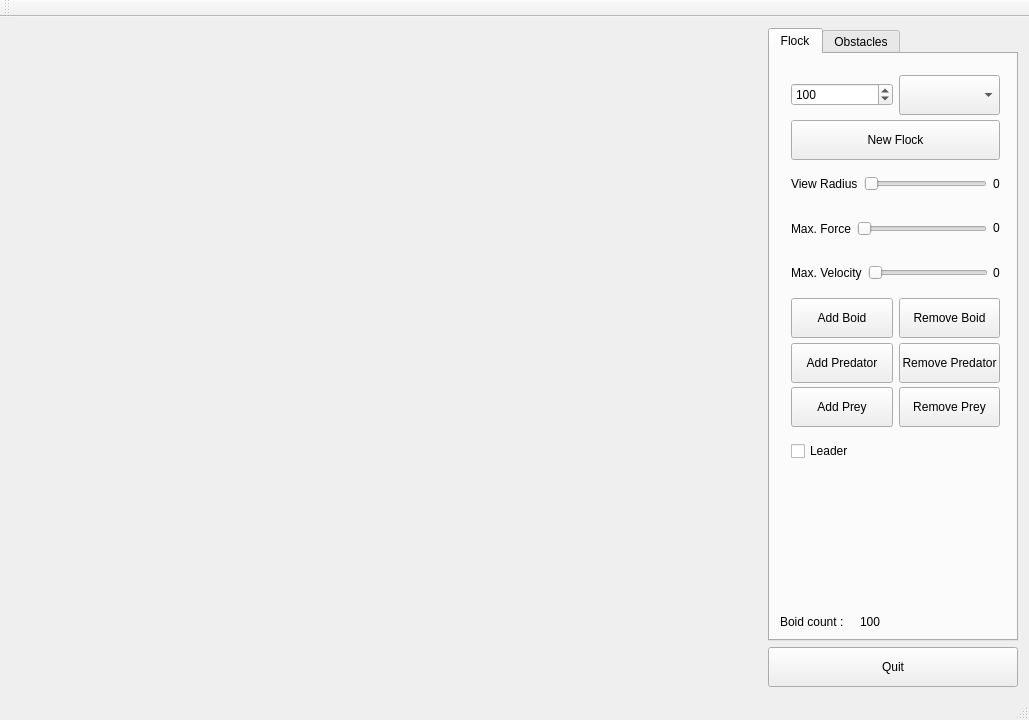
First picture: the form in ui/mainwindow.ui, repository d3fc0n1/ASE_Project-Flocking_System, before the edit.
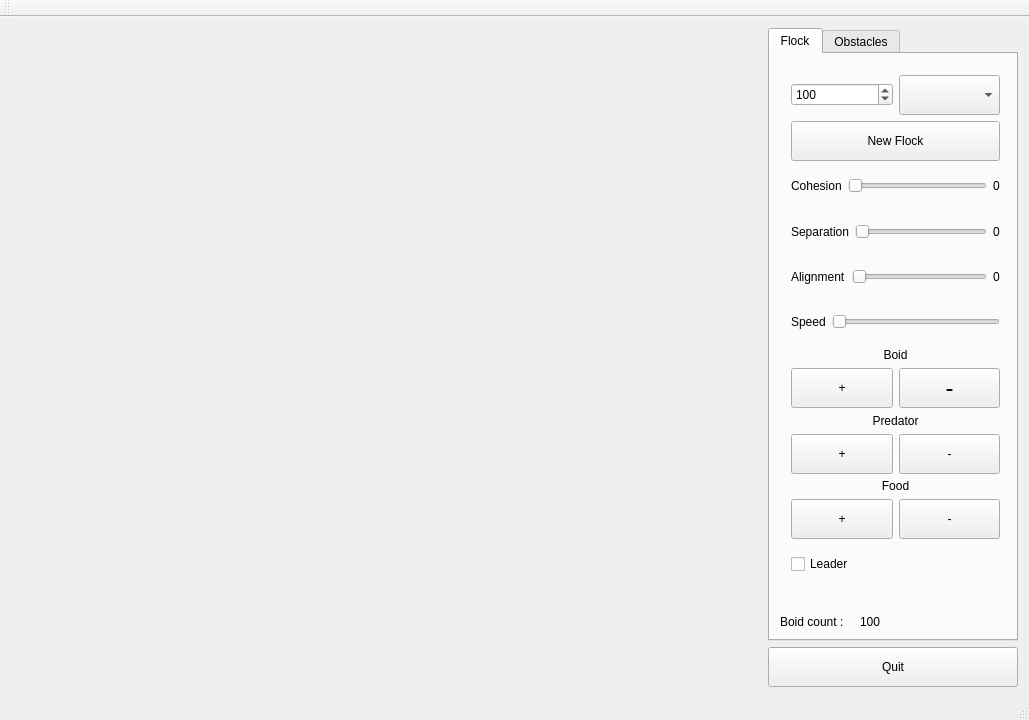
Second picture: the form after the edit.

Commit message: Added food pursuit and modified GUI buttons

What changed in the file:
```diff
--- a/ui/mainwindow.ui
+++ b/ui/mainwindow.ui
@@ -48,14 +48,24 @@
           <x>10</x>
           <y>10</y>
           <width>231</width>
-          <height>416</height>
+          <height>530</height>
          </rect>
         </property>
         <layout class="QGridLayout" name="gridLayout_3">
-         <item row="2" column="0" colspan="2">
-          <layout class="QHBoxLayout" name="horizontalLayout_3">
+         <item row="8" column="0" colspan="2">
+          <widget class="QLabel" name="label_8">
+           <property name="text">
+            <string>Predator</string>
+           </property>
+           <property name="alignment">
+            <set>Qt::AlignCenter</set>
+           </property>
+          </widget>
+         </item>
+         <item row="5" column="0" colspan="2">
+          <layout class="QHBoxLayout" name="horizontalLayout_5">
            <item>
-            <widget class="QLabel" name="label_3">
+            <widget class="QLabel" name="label_5">
              <property name="minimumSize">
               <size>
                <width>0</width>
@@ -63,12 +73,74 @@
               </size>
              </property>
              <property name="text">
-              <string>View Radius</string>
+              <string>Speed</string>
              </property>
             </widget>
            </item>
            <item>
-            <widget class="QSlider" name="m_viewRadius">
+            <widget class="QSlider" name="horizontalSlider">
+             <property name="minimumSize">
+              <size>
+               <width>0</width>
+               <height>40</height>
+              </size>
+             </property>
+             <property name="orientation">
+              <enum>Qt::Horizontal</enum>
+             </property>
+            </widget>
+           </item>
+          </layout>
+         </item>
+         <item row="15" column="0" colspan="2">
+          <widget class="QCheckBox" name="m_leader">
+           <property name="minimumSize">
+            <size>
+             <width>0</width>
+             <height>40</height>
+            </size>
+           </property>
+           <property name="text">
+            <string>Leader</string>
+           </property>
+          </widget>
+         </item>
+         <item row="1" column="0" colspan="2">
+          <widget class="QPushButton" name="m_newFlock">
+           <property name="minimumSize">
+            <size>
+             <width>0</width>
+             <height>40</height>
+            </size>
+           </property>
+           <property name="text">
+            <string>New Flock</string>
+           </property>
+          </widget>
+         </item>
+         <item row="4" column="0" colspan="2">
+          <layout class="QHBoxLayout" name="horizontalLayout">
+           <item>
+            <widget class="QLabel" name="label">
+             <property name="sizePolicy">
+              <sizepolicy hsizetype="Preferred" vsizetype="Fixed">
+               <horstretch>0</horstretch>
+               <verstretch>0</verstretch>
+              </sizepolicy>
+             </property>
+             <property name="minimumSize">
+              <size>
+               <width>0</width>
+               <height>40</height>
+              </size>
+             </property>
+             <property name="text">
+              <string>Alignment</string>
+             </property>
+            </widget>
+           </item>
+           <item>
+            <widget class="QSlider" name="m_velocity">
              <property name="minimumSize">
               <size>
                <width>120</width>
@@ -92,38 +164,6 @@
            </item>
           </layout>
          </item>
-         <item row="6" column="0">
-          <widget class="QPushButton" name="m_addBoid">
-           <property name="sizePolicy">
-            <sizepolicy hsizetype="Minimum" vsizetype="Preferred">
-             <horstretch>0</horstretch>
-             <verstretch>0</verstretch>
-            </sizepolicy>
-           </property>
-           <property name="minimumSize">
-            <size>
-             <width>0</width>
-             <height>40</height>
-            </size>
-           </property>
-           <property name="text">
-            <string>Add Boid</string>
-           </property>
-          </widget>
-         </item>
-         <item row="7" column="1">
-          <widget class="QPushButton" name="m_removePredator">
-           <property name="minimumSize">
-            <size>
-             <width>0</width>
-             <height>40</height>
-            </size>
-           </property>
-           <property name="text">
-            <string>Remove Predator</string>
-           </property>
-          </widget>
-         </item>
          <item row="0" column="0">
           <widget class="QSpinBox" name="m_newFlockBoidCount">
            <property name="minimumSize">
@@ -143,21 +183,36 @@
            </property>
           </widget>
          </item>
-         <item row="8" column="0">
-          <widget class="QPushButton" name="m_addPrey">
+         <item row="6" column="0" colspan="2">
+          <widget class="QLabel" name="label_7">
+           <property name="text">
+            <string>Boid</string>
+           </property>
+           <property name="alignment">
+            <set>Qt::AlignCenter</set>
+           </property>
+          </widget>
+         </item>
+         <item row="7" column="1">
+          <widget class="QPushButton" name="m_removeBoid">
            <property name="minimumSize">
             <size>
              <width>0</width>
              <height>40</height>
             </size>
            </property>
+           <property name="font">
+            <font>
+             <pointsize>18</pointsize>
+            </font>
+           </property>
            <property name="text">
-            <string>Add Prey</string>
+            <string>-</string>
            </property>
           </widget>
          </item>
-         <item row="8" column="1">
-          <widget class="QPushButton" name="pushButton">
+         <item row="11" column="0">
+          <widget class="QPushButton" name="m_addFood">
            <property name="minimumSize">
             <size>
              <width>0</width>
@@ -165,10 +220,117 @@
             </size>
            </property>
            <property name="text">
-            <string>Remove Prey</string>
+            <string>+</string>
            </property>
           </widget>
          </item>
+         <item row="9" column="1">
+          <widget class="QPushButton" name="m_removePredator">
+           <property name="minimumSize">
+            <size>
+             <width>0</width>
+             <height>40</height>
+            </size>
+           </property>
+           <property name="text">
+            <string>-</string>
+           </property>
+          </widget>
+         </item>
+         <item row="9" column="0">
+          <widget class="QPushButton" name="m_addPredator">
+           <property name="sizePolicy">
+            <sizepolicy hsizetype="Minimum" vsizetype="Fixed">
+             <horstretch>0</horstretch>
+             <verstretch>0</verstretch>
+            </sizepolicy>
+           </property>
+           <property name="minimumSize">
+            <size>
+             <width>0</width>
+             <height>40</height>
+            </size>
+           </property>
+           <property name="text">
+            <string>+</string>
+           </property>
+          </widget>
+         </item>
+         <item row="7" column="0">
+          <widget class="QPushButton" name="m_addBoid">
+           <property name="sizePolicy">
+            <sizepolicy hsizetype="Minimum" vsizetype="Preferred">
+             <horstretch>0</horstretch>
+             <verstretch>0</verstretch>
+            </sizepolicy>
+           </property>
+           <property name="minimumSize">
+            <size>
+             <width>0</width>
+             <height>40</height>
+            </size>
+           </property>
+           <property name="text">
+            <string>+</string>
+           </property>
+          </widget>
+         </item>
+         <item row="0" column="1">
+          <widget class="QComboBox" name="m_initialPosition">
+           <property name="sizePolicy">
+            <sizepolicy hsizetype="Minimum" vsizetype="Fixed">
+             <horstretch>0</horstretch>
+             <verstretch>0</verstretch>
+            </sizepolicy>
+           </property>
+           <property name="minimumSize">
+            <size>
+             <width>0</width>
+             <height>40</height>
+            </size>
+           </property>
+          </widget>
+         </item>
+         <item row="2" column="0" colspan="2">
+          <layout class="QHBoxLayout" name="horizontalLayout_3">
+           <item>
+            <widget class="QLabel" name="label_3">
+             <property name="minimumSize">
+              <size>
+               <width>0</width>
+               <height>40</height>
+              </size>
+             </property>
+             <property name="text">
+              <string>Cohesion</string>
+             </property>
+            </widget>
+           </item>
+           <item>
+            <widget class="QSlider" name="m_viewRadius">
+             <property name="minimumSize">
+              <size>
+               <width>120</width>
+               <height>40</height>
+              </size>
+             </property>
+             <property name="maximum">
+              <number>100</number>
+             </property>
+             <property name="orientation">
+              <enum>Qt::Horizontal</enum>
+             </property>
+            </widget>
+           </item>
+           <item>
+            <widget class="QLabel" name="viewRadiusLabel">
+             <property name="text">
+              <string>0</string>
+             </property>
+            </widget>
+           </item>
+          </layout>
+         </item>
          <item row="3" column="0" colspan="2">
           <layout class="QHBoxLayout" name="horizontalLayout_2">
            <item>
@@ -180,7 +342,7 @@
               </size>
              </property>
              <property name="text">
-              <string>Max. Force</string>
+              <string>Separation</string>
              </property>
             </widget>
            </item>
@@ -212,14 +374,8 @@
            </item>
           </layout>
          </item>
-         <item row="7" column="0">
-          <widget class="QPushButton" name="m_addPredator">
-           <property name="sizePolicy">
-            <sizepolicy hsizetype="Minimum" vsizetype="Fixed">
-             <horstretch>0</horstretch>
-             <verstretch>0</verstretch>
-            </sizepolicy>
-           </property>
+         <item row="11" column="1">
+          <widget class="QPushButton" name="m_removeFood">
            <property name="minimumSize">
             <size>
              <width>0</width>
@@ -227,111 +383,17 @@
             </size>
            </property>
            <property name="text">
-            <string>Add Predator</string>
+            <string>-</string>
            </property>
           </widget>
          </item>
-         <item row="4" column="0" colspan="2">
-          <layout class="QHBoxLayout" name="horizontalLayout">
-           <item>
-            <widget class="QLabel" name="label">
-             <property name="sizePolicy">
-              <sizepolicy hsizetype="Preferred" vsizetype="Fixed">
-               <horstretch>0</horstretch>
-               <verstretch>0</verstretch>
-              </sizepolicy>
-             </property>
-             <property name="minimumSize">
-              <size>
-               <width>0</width>
-               <height>40</height>
-              </size>
-             </property>
-             <property name="text">
-              <string>Max. Velocity</string>
-             </property>
-            </widget>
-           </item>
-           <item>
-            <widget class="QSlider" name="m_velocity">
-             <property name="minimumSize">
-              <size>
-               <width>120</width>
-               <height>40</height>
-              </size>
-             </property>
-             <property name="minimum">
-              <number>1</number>
-             </property>
-             <property name="maximum">
-              <number>50</number>
-             </property>
-             <property name="orientation">
-              <enum>Qt::Horizontal</enum>
-             </property>
-            </widget>
-           </item>
-           <item>
-            <widget class="QLabel" name="maxVelLabel">
-             <property name="text">
-              <string>0</string>
-             </property>
-            </widget>
-           </item>
-          </layout>
-         </item>
-         <item row="6" column="1">
-          <widget class="QPushButton" name="m_removeBoid">
-           <property name="minimumSize">
-            <size>
-             <width>0</width>
-             <height>40</height>
-            </size>
-           </property>
+         <item row="10" column="0" colspan="2">
+          <widget class="QLabel" name="label_9">
            <property name="text">
-            <string>Remove Boid</string>
+            <string>Food</string>
            </property>
-          </widget>
-         </item>
-         <item row="12" column="0" colspan="2">
-          <widget class="QCheckBox" name="m_leader">
-           <property name="minimumSize">
-            <size>
-             <width>0</width>
-             <height>40</height>
-            </size>
-           </property>
-           <property name="text">
-            <string>Leader</string>
-           </property>
-          </widget>
-         </item>
-         <item row="1" column="0" colspan="2">
-          <widget class="QPushButton" name="m_newFlock">
-           <property name="minimumSize">
-            <size>
-             <width>0</width>
-             <height>40</height>
-            </size>
-           </property>
-           <property name="text">
-            <string>New Flock</string>
-           </property>
-          </widget>
-         </item>
-         <item row="0" column="1">
-          <widget class="QComboBox" name="m_initialPosition">
-           <property name="sizePolicy">
-            <sizepolicy hsizetype="Minimum" vsizetype="Fixed">
-             <horstretch>0</horstretch>
-             <verstretch>0</verstretch>
-            </sizepolicy>
-           </property>
-           <property name="minimumSize">
-            <size>
-             <width>0</width>
-             <height>40</height>
-            </size>
+           <property name="alignment">
+            <set>Qt::AlignCenter</set>
            </property>
           </widget>
          </item>
```
Left out of the diff: 73 changed lines with no effect on the pictures. The commit also changes 20 other files.
